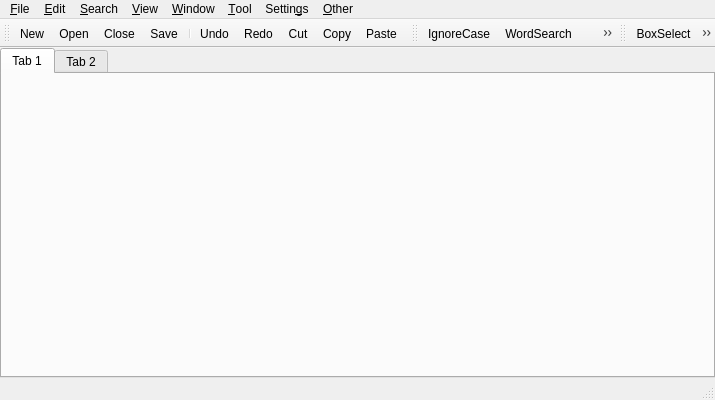
vivisuke/openViVi, file vivi/vivi64/MainWindow.ui: the form before one commit.
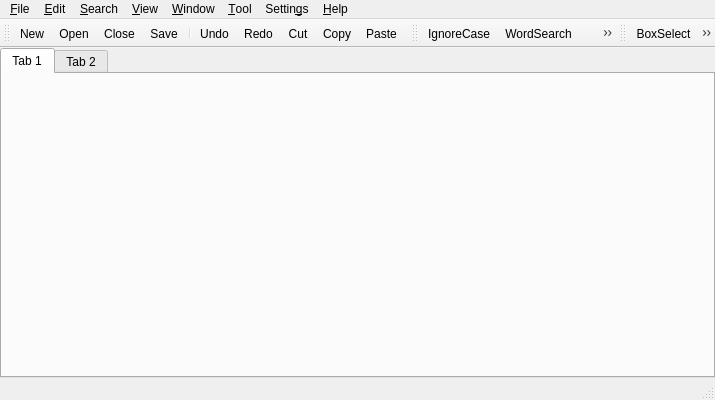
The form after the commit. Icons and pictures are not drawn. Custom widgets are drawn as their Qt base class.

Commit message: 0582 ◎ C 05/23 05/23 0.021│ToDo│Other メニューは Help に変更

What changed in the file:
```diff
--- a/vivi/vivi64/MainWindow.ui
+++ b/vivi/vivi64/MainWindow.ui
@@ -133,7 +133,7 @@
    </widget>
    <widget class="QMenu" name="menu_Other">
     <property name="title">
-     <string>&amp;Other</string>
+     <string>&amp;Help</string>
     </property>
     <addaction name="action_About_ViVi"/>
     <addaction name="action_Github"/>
```
Left out of the diff: 3 changed lines with no effect on the pictures. The commit also changes 8 other files.
